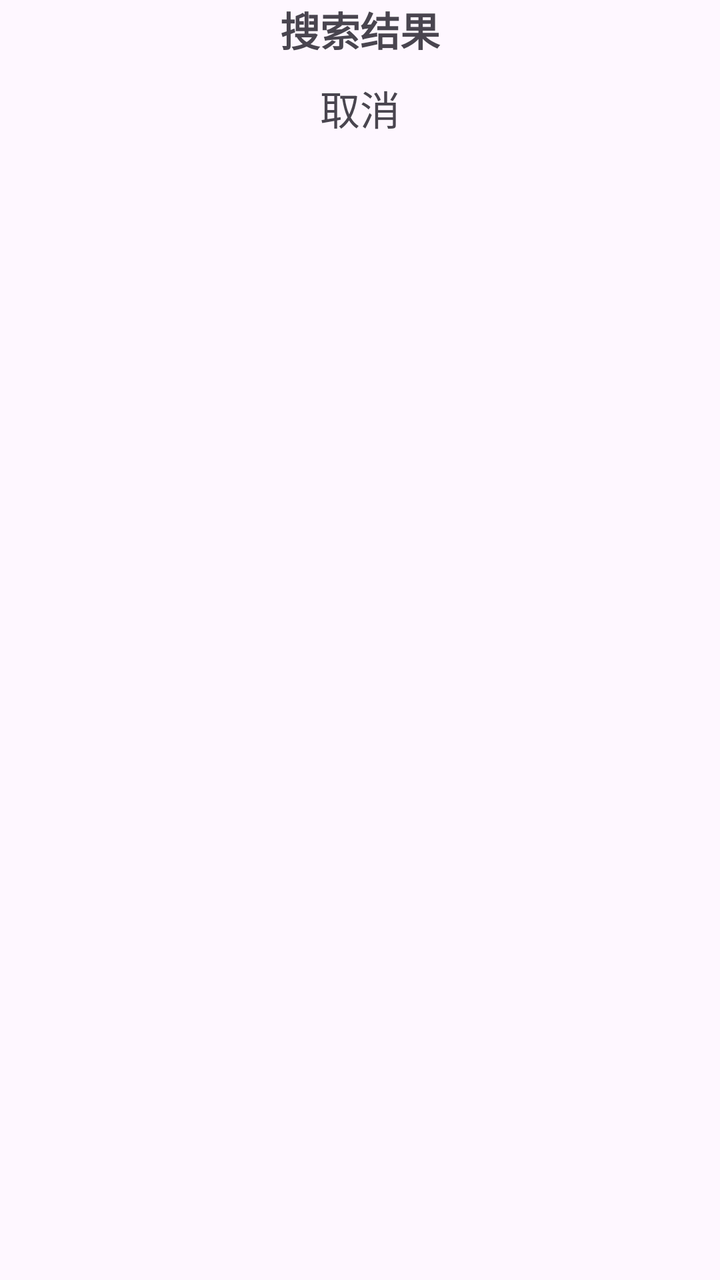
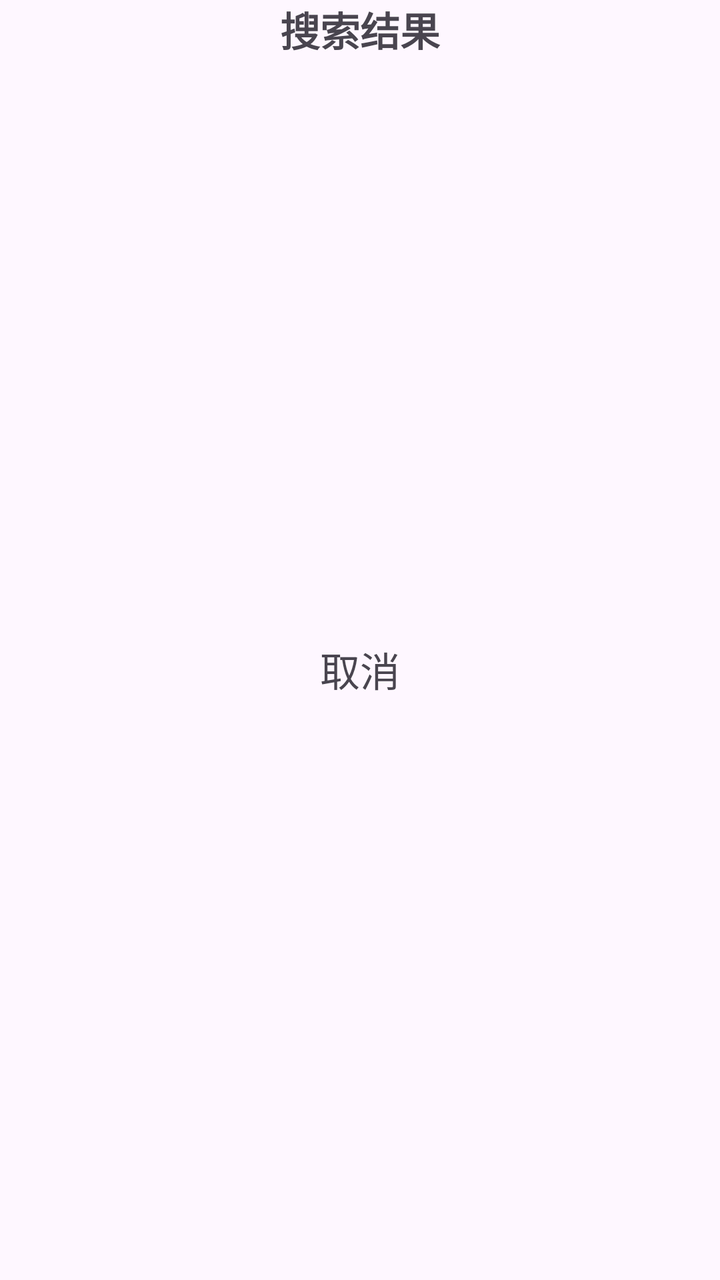

An Android layout rendered at two revisions. The XML below is the earlier revision; the diff shows what the commit changed to produce the second picture.
<!-- AndroidManifest.xml: application theme Theme.ExamProject -->
<!-- res/layout/bottom_dialog_search_notes.xml -->
<?xml version="1.0" encoding="utf-8"?>
<androidx.constraintlayout.widget.ConstraintLayout xmlns:android="http://schemas.android.com/apk/res/android"
    android:layout_width="match_parent"
    android:layout_height="90dp"
    xmlns:app="http://schemas.android.com/apk/res-auto">

    <TextView
        android:id="@+id/bottom_dialog_search_result_title"
        android:layout_width="match_parent"
        android:layout_height="wrap_content"
        app:layout_constraintTop_toTopOf="parent"
        android:text="@string/search_result"
        android:gravity="center"
        android:textStyle="bold"
        android:textSize="20sp"/>

    <androidx.recyclerview.widget.RecyclerView
        android:id="@+id/bottom_dialog_notes_rv"
        android:layout_marginTop="5dp"
        app:layout_constraintTop_toBottomOf="@id/bottom_dialog_search_result_title"
        android:layout_width="match_parent"
        android:layout_height="wrap_content"
        android:visibility="visible"
        android:minHeight="0dp"/>


    <TextView
        android:id="@+id/bottom_dialog_group_cancel"
        android:layout_width="match_parent"
        android:layout_height="wrap_content"
        android:textSize="20sp"
        android:text="@string/cancel"
        android:layout_marginTop="5dp"
        app:layout_constraintTop_toBottomOf="@id/bottom_dialog_notes_rv"
        android:gravity="center"/>

</androidx.constraintlayout.widget.ConstraintLayout>
<!-- resources referenced by this layout -->
<resources>
  <string name="cancel">取消</string>
  <string name="search_result">搜索结果</string>
  <style name="Theme.ExamProject" parent="Base.Theme.ExamProject" />
  <style name="Base.Theme.ExamProject" parent="Theme.Material3.DayNight.NoActionBar">
          
          
      </style>
</resources>

<!-- the commit's change to res/layout/bottom_dialog_search_notes.xml (unified diff, before → after) -->
@@ -1,7 +1,7 @@
 <?xml version="1.0" encoding="utf-8"?>
 <androidx.constraintlayout.widget.ConstraintLayout xmlns:android="http://schemas.android.com/apk/res/android"
     android:layout_width="match_parent"
-    android:layout_height="90dp"
+    android:layout_height="100dp"
     xmlns:app="http://schemas.android.com/apk/res-auto">
 
     <TextView
@@ -27,11 +27,13 @@
     <TextView
         android:id="@+id/bottom_dialog_group_cancel"
         android:layout_width="match_parent"
-        android:layout_height="wrap_content"
+        android:layout_height="40dp"
         android:textSize="20sp"
         android:text="@string/cancel"
         android:layout_marginTop="5dp"
         app:layout_constraintTop_toBottomOf="@id/bottom_dialog_notes_rv"
+        android:layout_marginBottom="10dp"
+        app:layout_constraintBottom_toBottomOf="parent"
         android:gravity="center"/>
 
 </androidx.constraintlayout.widget.ConstraintLayout>
